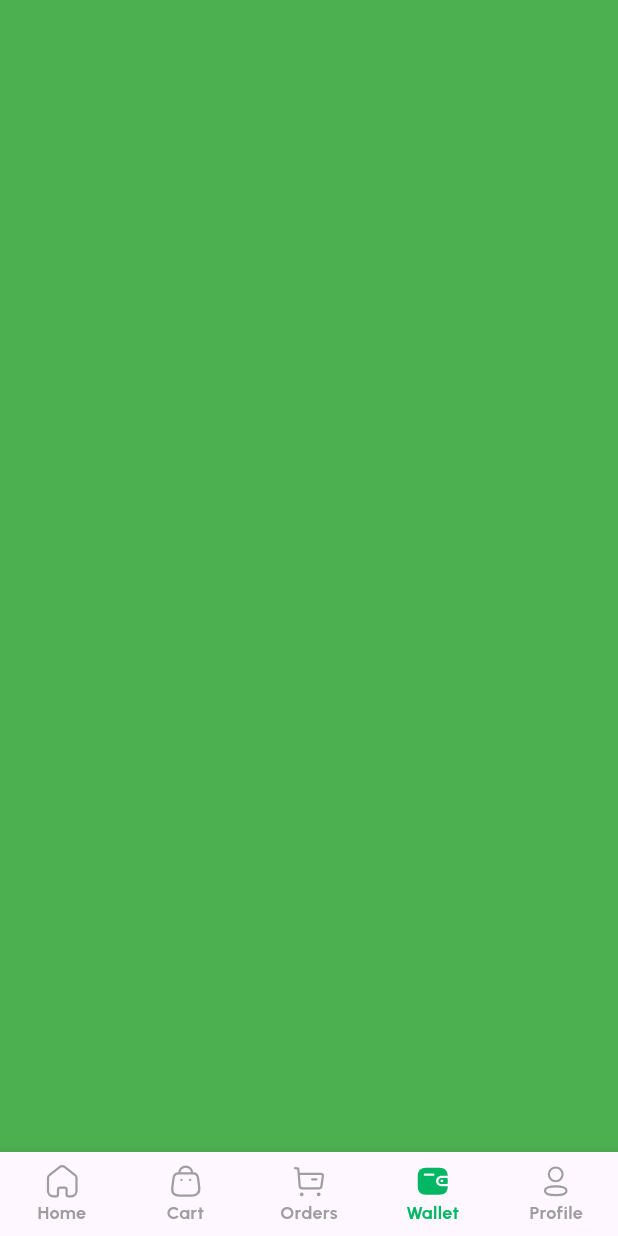
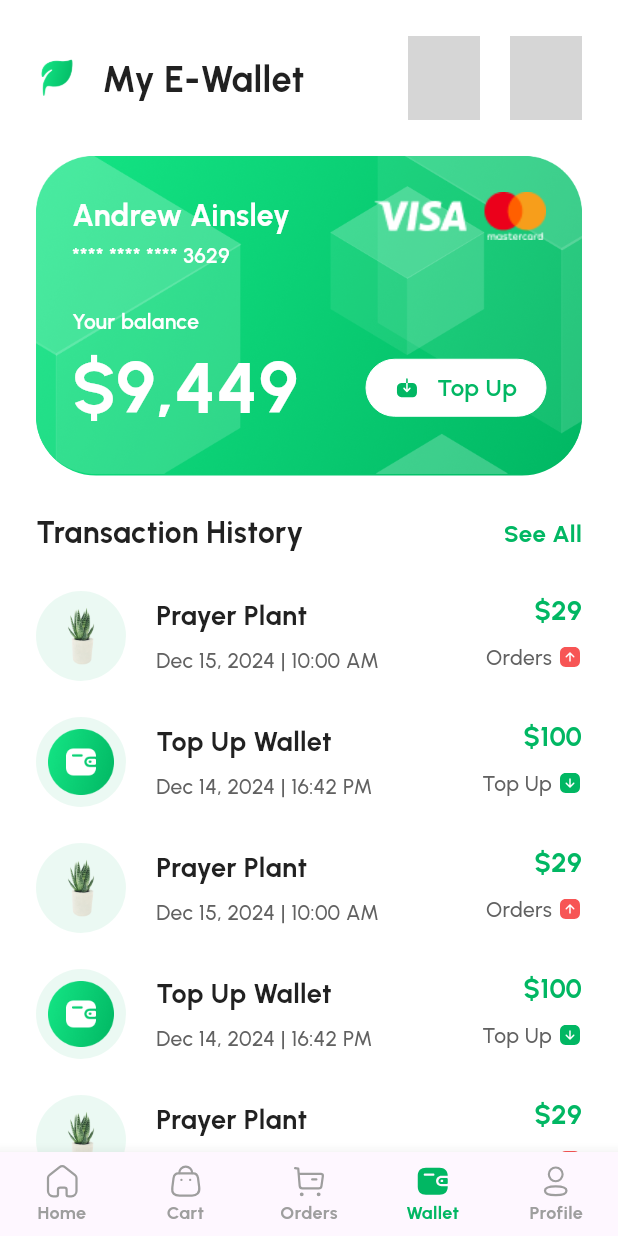
Before and after one commit to HamiidrezaRamezani/potea-plant-e-commerce, a Flutter app: the screen it shows after launch, item 4 of the bottom bar chosen, on a phone screen of 412 x 824 dp. Run offline on Flutter 3.47's test engine with Material 3 defaults, Android fonts, the light colour scheme and no system bars; our stand-ins replace dots_indicator, flutter_svg, lottie, pin_code_fields; grey boxes are pictures that could not be loaded.

Commit message:
add wallet screens and transactions screen

```diff
--- a/lib/DesignSystem/icons/app_icons.dart
+++ b/lib/DesignSystem/icons/app_icons.dart
@@ -9,7 +9,7 @@ class AppIcons {
   static String arrowDownCircle =
       'assets/icons/svg/light(border)/Arrow - Down Circle.svg';
   static String arrowDownSquare =
-      'assets/icons/svg/light(border)/Arrow - Down Square.svg';
+      'assets/icons/svg/light(border)/arrowDownSquareBoldIcon.svg';
   static String arrowDown2 =
       'assets/icons/svg/light(border)/Arrow - Down 2.svg';
   static String arrowDown3 =
@@ -36,7 +36,7 @@ class AppIcons {
   static String arrowUpCircle =
       'assets/icons/svg/light(border)/Arrow - Up Circle.svg';
   static String arrowUpSquare =
-      'assets/icons/svg/light(border)/Arrow - Up Square.svg';
+      'assets/icons/svg/light(border)/arrowUpSquareBoldIcon.svg';
   static String arrowUp2 = 'assets/icons/svg/light(border)/Arrow - Up 2.svg';
   static String arrowUp3 = 'assets/icons/svg/light(border)/Arrow - Up 3.svg';
   static String bag = 'assets/icons/svg/light(border)/Bag.svg';
@@ -149,4 +149,8 @@ class AppIcons {
   static String checkBoldIcon = 'assets/icons/svg/boldIcon/checkBoldIcon.svg';
   static String editBold = 'assets/icons/svg/boldIcon/editBold.svg';
   static String addIcon = 'assets/icons/svg/light(border)/addIcon.svg';
+  static String downloadBoldIcon = 'assets/icons/svg/boldIcon/downloadBoldIcon.svg';
+  static String arrowDownSquareBoldIcon = 'assets/icons/svg/boldIcon/arrowDownSquareBoldIcon.svg';
+  static String arrowUpSquareBoldIcon = 'assets/icons/svg/boldIcon/arrowUpSquareBoldIcon.svg';
+  static String copyIcon = 'assets/icons/svg/indexIcon/copyIcon.svg';
 }
--- a/lib/DesignSystem/images/app_images.dart
+++ b/lib/DesignSystem/images/app_images.dart
@@ -55,4 +55,8 @@ class AppImages {
   static String regularVector = 'assets/images/png/regularVector.png';
   static String expressVector = 'assets/images/png/expressVector.png';
   static String economyVector = 'assets/images/png/economyVector.png';
+  static String creditVector = 'assets/images/png/creditVector.png';
+  static String visaLogo = 'assets/images/png/visaLogo.png';
+  static String walletVector = 'assets/images/png/walletVector.png';
+  static String barcodeVector = 'assets/images/png/barcodeVector.png';
 }
--- /dev/null
+++ b/lib/DesignSystem/wallet/app_wallets.dart
@@ -0,0 +1,75 @@
+import 'package:flutter/material.dart';
+import 'package:flutter_svg/flutter_svg.dart';
+
+import '../colors/app_colors.dart';
+import '../icons/app_icons.dart';
+import '../typography/text_style.dart';
+
+class AppWallets{
+  AppWallets._();
+
+  static transactionItem(double width, double height, String title, String image , String price , String date, bool statusOfTransaction) {
+    return SizedBox(
+      height: height,
+      width: width,
+      child: Row(
+        children: [
+          Container(
+            height: 60.0,
+            width: 60.0,
+            decoration: BoxDecoration(
+              borderRadius: const BorderRadius.all(Radius.circular(30.0)),
+              color: AppColors.greenTran
+            ),
+            child: Center(
+              child: Image.asset(image, width: 44.0, height: 44.0,),
+            ),
+          ),
+          const SizedBox(width: 20.0,),
+          Expanded(child: Column(
+            mainAxisAlignment: MainAxisAlignment.spaceAround,
+            children: [
+              Row(
+                children: [
+                  TextStyles.heading6(title, AppColors.grey900)
+                ],
+              ),
+              Row(
+                children: [
+                  TextStyles.bodyM(date, AppColors.grey700, 'medium', TextAlign.start)
+                ],
+              )
+            ],
+          )),
+          SizedBox(
+            width: 68.0,
+            child: Column(
+              children: [
+                Row(
+                  mainAxisAlignment: MainAxisAlignment.end,
+                  children: [
+                    TextStyles.heading6(price, AppColors.primary500Color)
+                  ],
+                ),
+                const SizedBox(height: 8.0,),
+                Row(
+                  mainAxisAlignment: MainAxisAlignment.end,
+                  children: [
+                    Row(
+                      children: [
+                        TextStyles.bodyM((statusOfTransaction == true)? 'Top Up': 'Orders', AppColors.grey700, 'medium', TextAlign.end),
+                        const SizedBox(width: 4.0,),
+                        SvgPicture.asset((statusOfTransaction == true)?AppIcons.arrowDownSquareBoldIcon:AppIcons.arrowUpSquareBoldIcon, )
+                      ],
+                    )
+                  ],
+                ),
+              ],
+            ),
+          )
+        ],
+      )
+    );
+  }
+
+}
--- a/lib/Presentation/ui/index_screens/index/index_page.dart
+++ b/lib/Presentation/ui/index_screens/index/index_page.dart
@@ -7,6 +7,7 @@ import 'package:potea_plant_e_commerce/Presentation/ui/index_screens/home_screen
 import 'package:potea_plant_e_commerce/Presentation/ui/index_screens/orders_screen/my_orders_page.dart';
 
 import '../../../../DesignSystem/colors/app_colors.dart';
+import '../wallet_screens/wallet_page.dart';
 
 class IndexPage extends StatefulWidget {
   const IndexPage({super.key});
@@ -22,7 +23,7 @@ class _IndexPageState extends State<IndexPage> {
     HomePage(),
     MyCartPage(),
     MyOrdersPage(),
-    Container(color: Colors.green,),
+    WalletPage(),
     ProfilePage()
   ];
 
--- /dev/null
+++ b/lib/Presentation/ui/index_screens/wallet_screens/wallet_page.dart
@@ -0,0 +1,157 @@
+import 'package:flutter/material.dart';
+import 'package:flutter_svg/svg.dart';
+import 'package:potea_plant_e_commerce/DesignSystem/buttons/app_buttons.dart';
+import 'package:potea_plant_e_commerce/DesignSystem/images/app_images.dart';
+import 'package:potea_plant_e_commerce/DesignSystem/size/app_size.dart';
+import 'package:potea_plant_e_commerce/DesignSystem/wallet/app_wallets.dart';
+import 'package:potea_plant_e_commerce/Presentation/ui/index_screens/wallet_screens/transaction_screens/transaction_history_page.dart';
+
+import '../../../../DesignSystem/colors/app_colors.dart';
+import '../../../../DesignSystem/icons/app_icons.dart';
+import '../../../../DesignSystem/padding/app_padding.dart';
+import '../../../../DesignSystem/typography/text_style.dart';
+
+class WalletPage extends StatefulWidget {
+  const WalletPage({super.key});
+
+  @override
+  State<WalletPage> createState() => _WalletPageState();
+}
+
+class _WalletPageState extends State<WalletPage> {
+  @override
+  Widget build(BuildContext context) {
+    return Scaffold(
+      backgroundColor: AppColors.white,
+      body: ListView(
+        children: [
+          AppPadding.paddingOnlyWidget(
+              SizedBox(
+                height: 56.0,
+                width: context.width,
+                child: Row(
+                  mainAxisAlignment: MainAxisAlignment.spaceBetween,
+                  children: [
+                    Row(
+                      children: [
+                        Image.asset('assets/images/png/logo.png',
+                            width: 28.0),
+                        const SizedBox(
+                          width: 16.0,
+                        ),
+                        TextStyles.heading4('My E-Wallet', AppColors.grey900),
+                      ],
+                    ),
+                    Row(
+                      children: [
+                        InkWell(
+                          onTap: () {},
+                          child: SvgPicture.asset(AppIcons.search),
+                        ),
+                        const SizedBox(
+                          width: 20.0,
+                        ),
+                        InkWell(
+                          onTap: () {},
+                          child: SvgPicture.asset(AppIcons.moreCircle),
+                        ),
+                      ],
+                    ),
+                  ],
+                ),
+              ),
+              24.0,
+              24.0,
+              24.0,
+              0.0),
+          AppPadding.paddingOnlyWidget(Container(
+            decoration: BoxDecoration(
+              color: Colors.white,
+              borderRadius: const BorderRadius.all(Radius.circular(40.0)),
+              gradient: LinearGradient(
+                colors: AppColors.gradientGreen,
+                begin: Alignment.topLeft,
+                end: Alignment.bottomRight
+              )
+            ),
+            width: context.width,
+            child: Stack(
+              children: [
+                Image.asset(AppImages.creditVector, fit: BoxFit.fill,),
+                Align(
+                  alignment: Alignment.center,
+                  child: AppPadding.paddingOnlyWidget(
+                    Column(
+                      children: [
+                        Column(
+                          children: [
+                            Row(
+                              mainAxisAlignment: MainAxisAlignment.spaceBetween,
+                              children: [
+                                TextStyles.heading5('Andrew Ainsley', AppColors.white),
+                                Image.asset(AppImages.visaLogo)
+                              ],
+                            ),
+                            Row(
+                              children: [
+                                TextStyles.bodyM('**** **** **** 3629', AppColors.white, 'semiBold', TextAlign.start),
+                              ],
+                            )
+                          ],
+                        ),
+                        const SizedBox(height: 24.0,),
+                        Column(children: [
+                          Row(
+                            children: [
+                              TextStyles.bodyM('Your balance', AppColors.white, 'semiBold', TextAlign.start),
+                            ],
+                          ),
+                          Row(
+                            mainAxisAlignment: MainAxisAlignment.spaceBetween,
+                            children: [
+                              TextStyles.heading1('\$9,449', AppColors.white),
+                              AppButtons.buttonWithIcon('Top Up', 120, 38, AppColors.primary500Color, 100.0, AppColors.white, 0.0, AppColors.white, AppIcons.downloadBoldIcon)
+                            ],
+                          )
+                        ],)
+                      ],
+                    ),
+                    24.0, 24.0, 24.0, 24.0
+                  ),
+                )
+              ],
+            ),
+          ), 24.0, 24.0, 24.0, 0.0),
+          AppPadding.paddingOnlyWidget(Row(
+            mainAxisAlignment: MainAxisAlignment.spaceBetween,
+            children: [
+              TextStyles.heading5('Transaction History', AppColors.grey900),
+              InkWell(
+                onTap: (){
+                  Navigator.push(context, MaterialPageRoute(builder: (context)=> const TransactionHistoryPage()));
+                },
+                child: TextStyles.bodyL('See All', AppColors.primary500Color, 'bold', TextAlign.center),
+              )
+            ],
+          ), 24.0, 24.0, 24.0, 0.0),
+          AppPadding.paddingOnlyWidget(Expanded(child: ListView(
+            physics: const NeverScrollableScrollPhysics(),
+            shrinkWrap: true,
+            children: [
+              AppWallets.transactionItem(context.width, 60.0, 'Prayer Plant', AppImages.plant01, '\$29', 'Dec 15, 2024 | 10:00 AM', false),
+              const SizedBox(height: 24.0,),
+              AppWallets.transactionItem(context.width, 60.0, 'Top Up Wallet', AppImages.walletVector, '\$100', 'Dec 14, 2024 | 16:42 PM', true),
+              const SizedBox(height: 24.0,),
+              AppWallets.transactionItem(context.width, 60.0, 'Prayer Plant', AppImages.plant01, '\$29', 'Dec 15, 2024 | 10:00 AM', false),
+              const SizedBox(height: 24.0,),
+              AppWallets.transactionItem(context.width, 60.0, 'Top Up Wallet', AppImages.walletVector, '\$100', 'Dec 14, 2024 | 16:42 PM', true),
+              const SizedBox(height: 24.0,),
+              AppWallets.transactionItem(context.width, 60.0, 'Prayer Plant', AppImages.plant01, '\$29', 'Dec 15, 2024 | 10:00 AM', false),
+              const SizedBox(height: 24.0,),
+            ],
+          )), 24.0, 24.0, 24.0, 0.0)
+        ],
+      ),
+    );
+  }
+}
--- a/lib/main.dart
+++ b/lib/main.dart
@@ -1,9 +1,5 @@
 import 'package:flutter/material.dart';
-import 'package:potea_plant_e_commerce/Presentation/ui/index_screens/cart_order_checkout_screens/my_cart_page.dart';
-import 'package:potea_plant_e_commerce/Presentation/ui/index_screens/home_screen/home_page.dart';
 import 'package:potea_plant_e_commerce/Presentation/ui/index_screens/index/index_page.dart';
-
-import 'Presentation/ui/starter_screens/splash_screen.dart';
 
 void main() {
   runApp(const MyApp());
```
Also changed, not shown: lib/Presentation/ui/index_screens/wallet_screens/transaction_screens/transaction_history_page.dart (added, +86 -0 lines), lib/Presentation/ui/index_screens/wallet_screens/transaction_screens/transaction_history_single_page.dart (added, +272 -0 lines), lib/tessts.dart (deleted, +0 -67 lines), pubspec.yaml (+8 -2 lines), assets/icons/svg/boldIcon/arrowDownSquareBoldIcon.svg (added), assets/icons/svg/boldIcon/arrowUpSquareBoldIcon.svg (added), assets/icons/svg/boldIcon/downloadBoldIcon.svg (added), assets/icons/svg/indexIcon/copyIcon.svg (added), assets/images/png/barcodeVector.png (added), assets/images/png/creditVector.png (added), assets/images/png/visaLogo.png (added), assets/images/png/walletVector.png (added).
